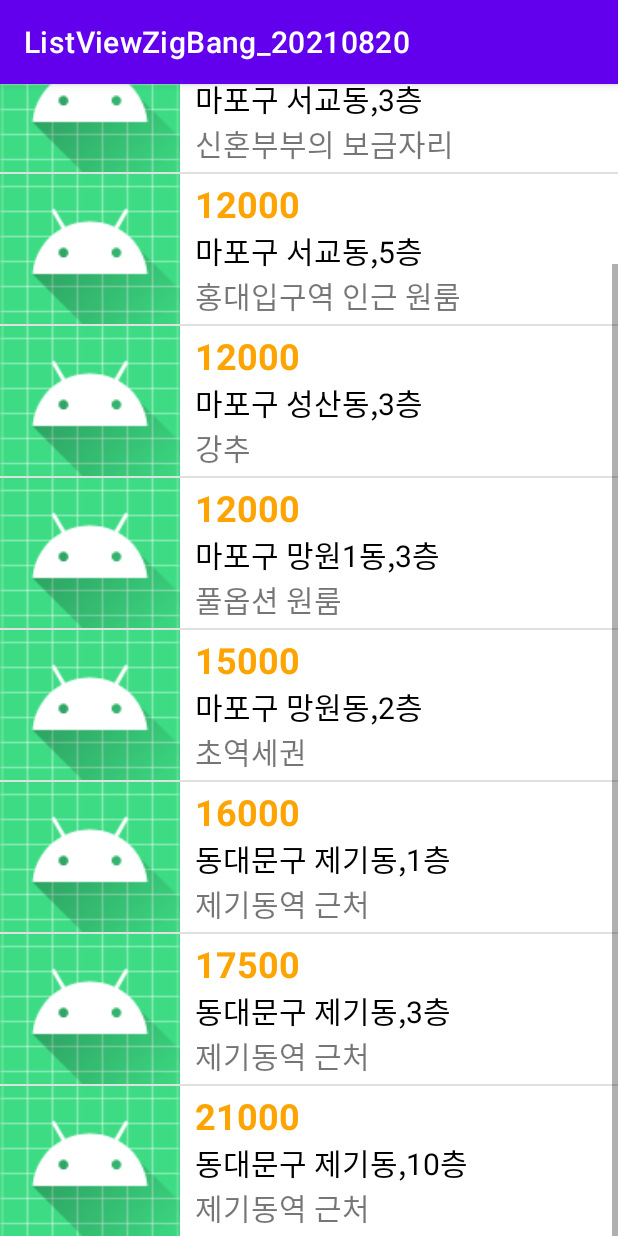
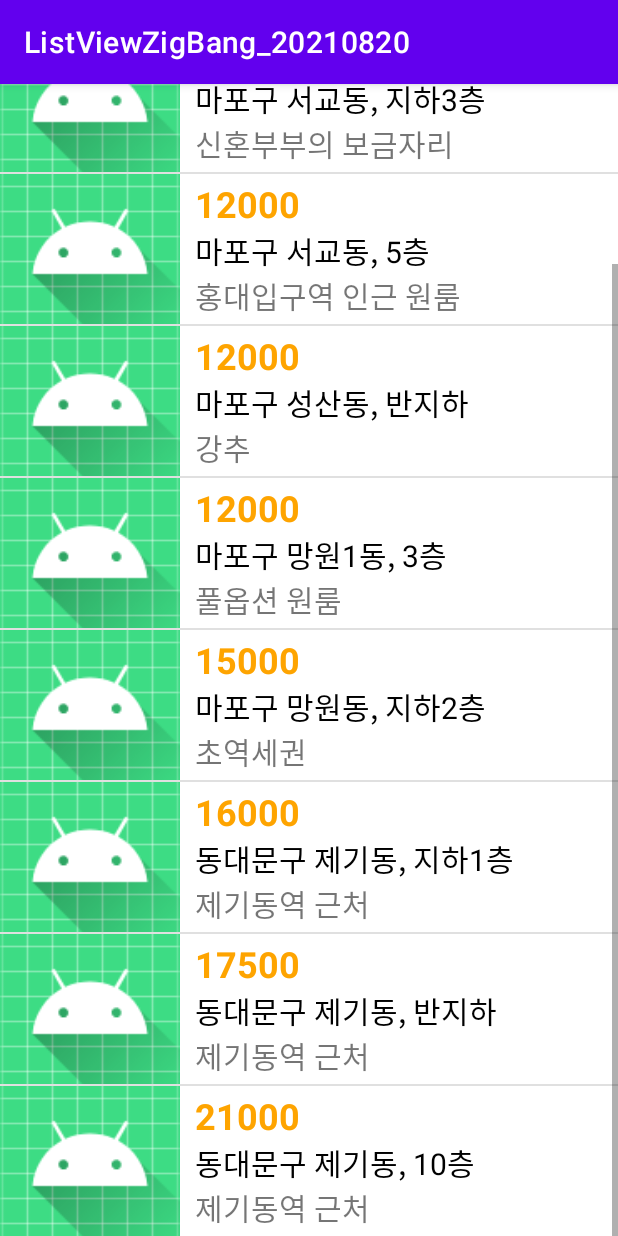
Before and after one commit to qorvhfl080/ListViewZigBang_20210820, an Android app: the screen it shows after launch (MainActivity), scrolled down 537 dp, on a phone screen of 412 x 824 dp. Run offline under Robolectric (Android 15) with nearby library versions, the phone set to English and light mode, and no system bars.

Commit message:
층계산 함수 추가

```diff
--- a/app/src/main/java/com/neppplus/listviewzigbang_20210820/MainActivity.kt
+++ b/app/src/main/java/com/neppplus/listviewzigbang_20210820/MainActivity.kt
@@ -16,15 +16,15 @@ class MainActivity : AppCompatActivity() {
         super.onCreate(savedInstanceState)
         setContentView(R.layout.activity_main)
 
-        roomList.add(Room(R.mipmap.ic_launcher_round, 8000, "마포구 서교동,1층", "망원/홍대역 풀옵션"))
-        roomList.add(Room(R.mipmap.ic_launcher_round, 28500, "마포구 서교동,3층", "신혼부부의 보금자리"))
-        roomList.add(Room(R.mipmap.ic_launcher_round, 12000, "마포구 서교동,5층", "홍대입구역 인근 원룸"))
-        roomList.add(Room(R.mipmap.ic_launcher_round, 12000, "마포구 성산동,3층", "강추"))
-        roomList.add(Room(R.mipmap.ic_launcher_round, 12000, "마포구 망원1동,3층", "풀옵션 원룸"))
-        roomList.add(Room(R.mipmap.ic_launcher_round, 15000, "마포구 망원동,2층", "초역세권"))
-        roomList.add(Room(R.mipmap.ic_launcher_round, 16000, "동대문구 제기동,1층", "제기동역 근처"))
-        roomList.add(Room(R.mipmap.ic_launcher_round, 17500, "동대문구 제기동,3층", "제기동역 근처"))
-        roomList.add(Room(R.mipmap.ic_launcher_round, 21000, "동대문구 제기동,10층", "제기동역 근처"))
+        roomList.add(Room(8000, "마포구 서교동", 1, "망원/홍대역 풀옵션"))
+        roomList.add(Room(28500, "마포구 서교동", -3, "신혼부부의 보금자리"))
+        roomList.add(Room(12000, "마포구 서교동", 5, "홍대입구역 인근 원룸"))
+        roomList.add(Room(12000, "마포구 성산동", 0, "강추"))
+        roomList.add(Room(12000, "마포구 망원1동", 3, "풀옵션 원룸"))
+        roomList.add(Room(15000, "마포구 망원동", -2, "초역세권"))
+        roomList.add(Room(16000, "동대문구 제기동", -1, "제기동역 근처"))
+        roomList.add(Room(17500, "동대문구 제기동", 0, "제기동역 근처"))
+        roomList.add(Room(21000, "동대문구 제기동", 10, "제기동역 근처"))
 
         roomAdapter = RoomAdapter(this, R.layout.room_list_item, roomList)
 
--- a/app/src/main/java/com/neppplus/listviewzigbang_20210820/adapter/RoomAdapter.kt
+++ b/app/src/main/java/com/neppplus/listviewzigbang_20210820/adapter/RoomAdapter.kt
@@ -25,14 +25,12 @@ class RoomAdapter(val mContext: Context, val resId: Int, val mList: ArrayList<Ro
 
         val data = mList[position]
 
-        val roomImg = row.findViewById<ImageView>(R.id.roomImg)
         val priceTxt = row.findViewById<TextView>(R.id.priceTxt)
         val addressTxt = row.findViewById<TextView>(R.id.addressTxt)
         val descriptionTxt = row.findViewById<TextView>(R.id.descriptionTxt)
 
-        roomImg.setImageResource(data.img)
         priceTxt.text = "${data.price}"
-        addressTxt.text = data.address
+        addressTxt.text = "${data.address}, ${data.measureFloor(data.floor)}"
         descriptionTxt.text = data.description
 
         return row
--- a/app/src/main/java/com/neppplus/listviewzigbang_20210820/data/Room.kt
+++ b/app/src/main/java/com/neppplus/listviewzigbang_20210820/data/Room.kt
@@ -1,4 +1,26 @@
 package com.neppplus.listviewzigbang_20210820.data
 
-class Room(val img: Int, val price: Int, val address: String, val description: String) {
+class Room(val price: Int, val address: String, val floor: Int, val description: String) {
+
+    fun measurePrice(roomPrice: Int): String {
+
+//        if (roomPrice >= 10000) {
+//            return "${roomPrice.}"
+//        }
+
+        return ""
+    }
+
+    fun measureFloor(roomFloor: Int): String {
+
+        if (roomFloor == 0) {
+            return "반지하"
+        } else if (roomFloor < 0) {
+            return "지하${roomFloor * (-1)}층"
+        } else {
+            return "${roomFloor}층"
+        }
+
+    }
+
 }
```
